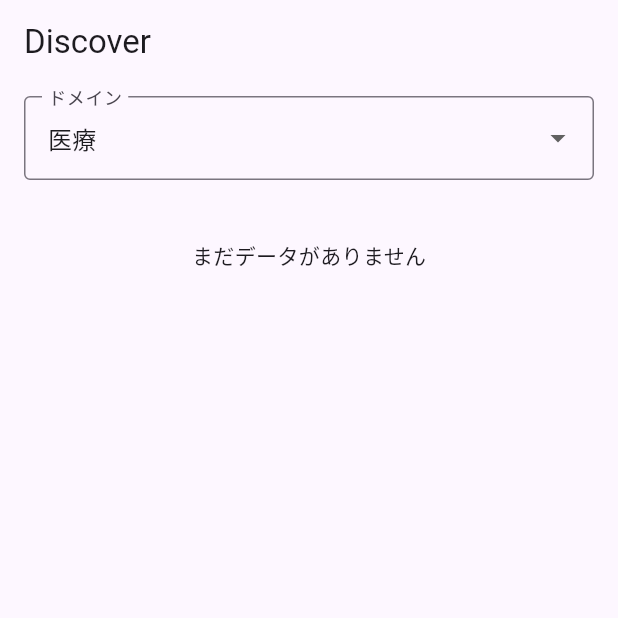
After one commit to minnya/renga-app, a Flutter app: the DiscoverPage screen opened by its route, on a phone screen of 412 x 824 dp, the top half of it. The commit adds this screen. Run offline on Flutter 3.47's test engine with Material 3 defaults, Android fonts, the phone set to English and light mode, and no system bars; our stand-ins replace firebase_core, firebase_remote_config, flutter_dotenv, flutter_riverpod, go_router, image_picker and 1 more; missing offline and left inert: postgrest; accounts and stored records are empty.

Commit message:
Discover（専門家発掘）・Notifications画面の土台を追加
design/product.md 3.5節・4章に対応するドメイン別ランキング画面と通知一覧画面を追加。
notificationsテーブルを新規マイグレーションで作成し、RLSで本人のみ参照・既読化可能にする。

```diff
--- /dev/null
+++ b/lib/features/discover/discover_controller.dart
@@ -0,0 +1,35 @@
+import 'package:flutter_riverpod/flutter_riverpod.dart';
+import 'package:flutter_riverpod/legacy.dart';
+
+import '../../core/supabase_client.dart';
+import 'domain_score.dart';
+
+/// design/product.md 3.5節「AI自動専門家発掘システム」に例示されるドメイン一覧。
+/// キーは `domain_scores.domain` / `posts.domain_labels` と一致させる想定。
+const domainOptions = <String, String>{
+  'medical': '医療',
+  'automotive': '自動車',
+  'history': '歴史',
+  'it': 'IT',
+  'finance': '金融',
+};
+
+/// Discover画面で現在選択中のドメイン（デフォルトは先頭のドメイン）。
+final selectedDomainProvider = StateProvider<String>((ref) => domainOptions.keys.first);
+
+/// design/system.md 1章の `domain_scores` テーブルから、指定ドメインのランキング
+/// （スコア降順、最大50件）を取得する。`profiles` をネストselectしてusername等も取得する。
+/// `domain_scores` は誰でもselect可能なRLSのため、未ログインでも取得できる。
+final domainRankingProvider = FutureProvider.family<List<DomainScore>, String>((
+  ref,
+  domain,
+) async {
+  final rows = await supabase
+      .from('domain_scores')
+      .select('user_id, domain, score, badge_tier, updated_at, profiles(username, avatar_url)')
+      .eq('domain', domain)
+      .order('score', ascending: false)
+      .limit(50);
+
+  return rows.map((row) => DomainScore.fromMap(row)).toList();
+});
--- /dev/null
+++ b/lib/features/discover/discover_page.dart
@@ -0,0 +1,115 @@
+import 'package:flutter/material.dart';
+import 'package:flutter_riverpod/flutter_riverpod.dart';
+
+import 'discover_controller.dart';
+import 'domain_score.dart';
+
+/// design/product.md 4章「Discover（専門家発掘・ドメイン別ランキング）」画面。
+///
+/// ドメインを選択し、そのドメインの `domain_scores` ランキング（スコア降順）を表示する。
+class DiscoverPage extends ConsumerWidget {
+  const DiscoverPage({super.key});
+
+  @override
+  Widget build(BuildContext context, WidgetRef ref) {
+    final selectedDomain = ref.watch(selectedDomainProvider);
+    final rankingAsync = ref.watch(domainRankingProvider(selectedDomain));
+
+    return Scaffold(
+      appBar: AppBar(title: const Text('Discover')),
+      body: Column(
+        children: [
+          Padding(
+            padding: const EdgeInsets.symmetric(horizontal: 16, vertical: 8),
+            child: DropdownButtonFormField<String>(
+              initialValue: selectedDomain,
+              decoration: const InputDecoration(
+                labelText: 'ドメイン',
+                border: OutlineInputBorder(),
+              ),
+              items: domainOptions.entries
+                  .map((e) => DropdownMenuItem(value: e.key, child: Text(e.value)))
+                  .toList(),
+              onChanged: (value) {
+                if (value != null) {
+                  ref.read(selectedDomainProvider.notifier).state = value;
+                }
+              },
+            ),
+          ),
+          Expanded(
+            child: RefreshIndicator(
+              onRefresh: () async {
+                ref.invalidate(domainRankingProvider(selectedDomain));
+                await ref.read(domainRankingProvider(selectedDomain).future);
+              },
+              child: rankingAsync.when(
+                data: (ranking) {
+                  if (ranking.isEmpty) {
+                    return ListView(
+                      children: const [
+                        Padding(
+                          padding: EdgeInsets.all(32),
+                          child: Center(child: Text('まだデータがありません')),
+                        ),
+                      ],
+                    );
+                  }
+                  return ListView.separated(
+                    itemCount: ranking.length,
+                    separatorBuilder: (context, index) => const Divider(height: 1),
+                    itemBuilder: (context, index) =>
+                        _RankingTile(rank: index + 1, domainScore: ranking[index]),
+                  );
+                },
+                loading: () => const Center(child: CircularProgressIndicator()),
+                error: (error, stackTrace) => ListView(
+                  children: [
+                    Padding(
+                      padding: const EdgeInsets.all(32),
+                      child: Center(child: Text('ランキングの取得に失敗しました: $error')),
+                    ),
+                  ],
+                ),
+              ),
+            ),
+          ),
+        ],
+      ),
+    );
+  }
+}
+
+/// design/product.md 3.5節「専門家バッジ」（expert/master）のラベル。
+String? _badgeLabel(String? badgeTier) {
+  return switch (badgeTier) {
+    'expert' => 'エキスパート',
+    'master' => 'マスター',
+    _ => null,
+  };
+}
+
+class _RankingTile extends StatelessWidget {
+  const _RankingTile({required this.rank, required this.domainScore});
+
+  final int rank;
+  final DomainScore domainScore;
+
+  @override
+  Widget build(BuildContext context) {
+    final badgeLabel = _badgeLabel(domainScore.badgeTier);
+
+    return ListTile(
+      leading: CircleAvatar(child: Text('$rank')),
+      title: Text(domainScore.username ?? '不明なユーザー'),
+      subtitle: Text('スコア: ${domainScore.score}'),
+      trailing: badgeLabel != null
+          ? Chip(
+              label: Text(badgeLabel, style: const TextStyle(fontSize: 11)),
+              visualDensity: VisualDensity.compact,
+              materialTapTargetSize: MaterialTapTargetSize.shrinkWrap,
+            )
+          : null,
+    );
+  }
+}
```
Also changed, not shown: lib/app/router.dart (+4 -7 lines), lib/features/discover/domain_score.dart (added, +47 -0 lines), lib/features/feed/feed_page.dart (+12 -2 lines), lib/features/notifications/notification.dart (added, +39 -0 lines), lib/features/notifications/notifications_controller.dart (added, +38 -0 lines), lib/features/notifications/notifications_page.dart (added, +106 -0 lines), 1 other file.
